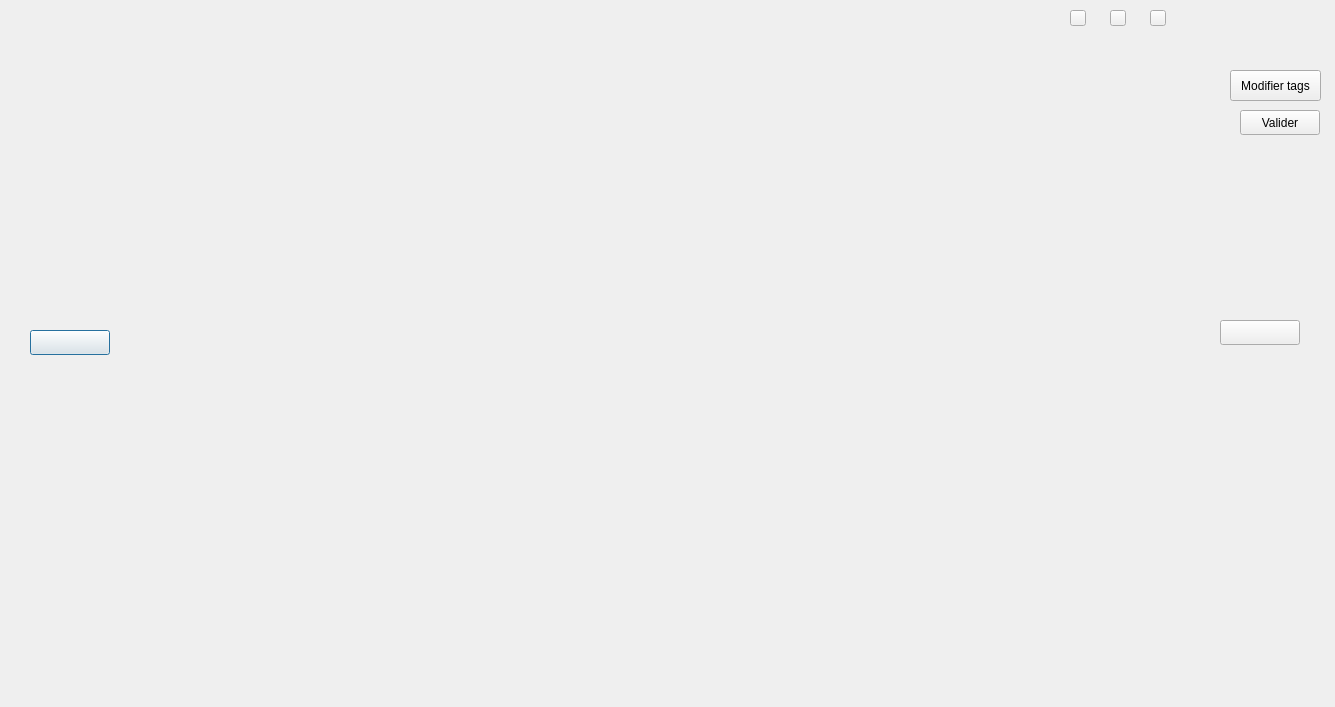
Above: dialog.ui from SebGonzalez/BibliothequePhoto before the change. Below: the same form after it.
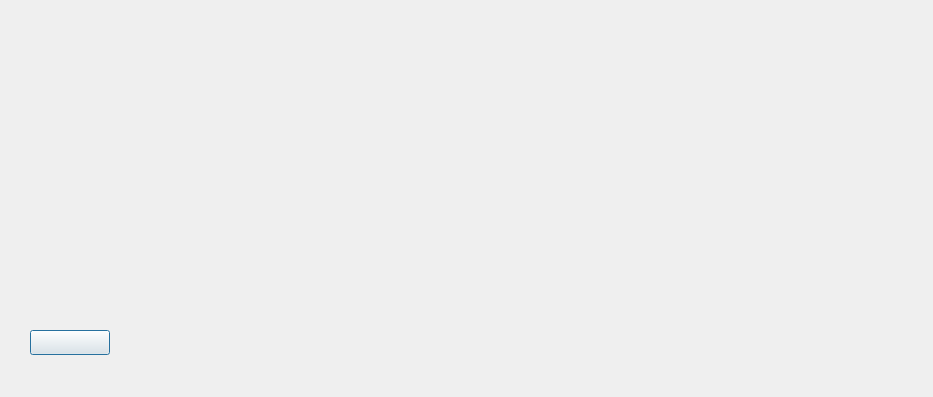
That is the form after the change.

What changed in the file:
```diff
--- a/dialog.ui
+++ b/dialog.ui
@@ -6,8 +6,8 @@
    <rect>
     <x>0</x>
     <y>0</y>
-    <width>1335</width>
-    <height>707</height>
+    <width>933</width>
+    <height>397</height>
    </rect>
   </property>
   <property name="windowTitle">
```
